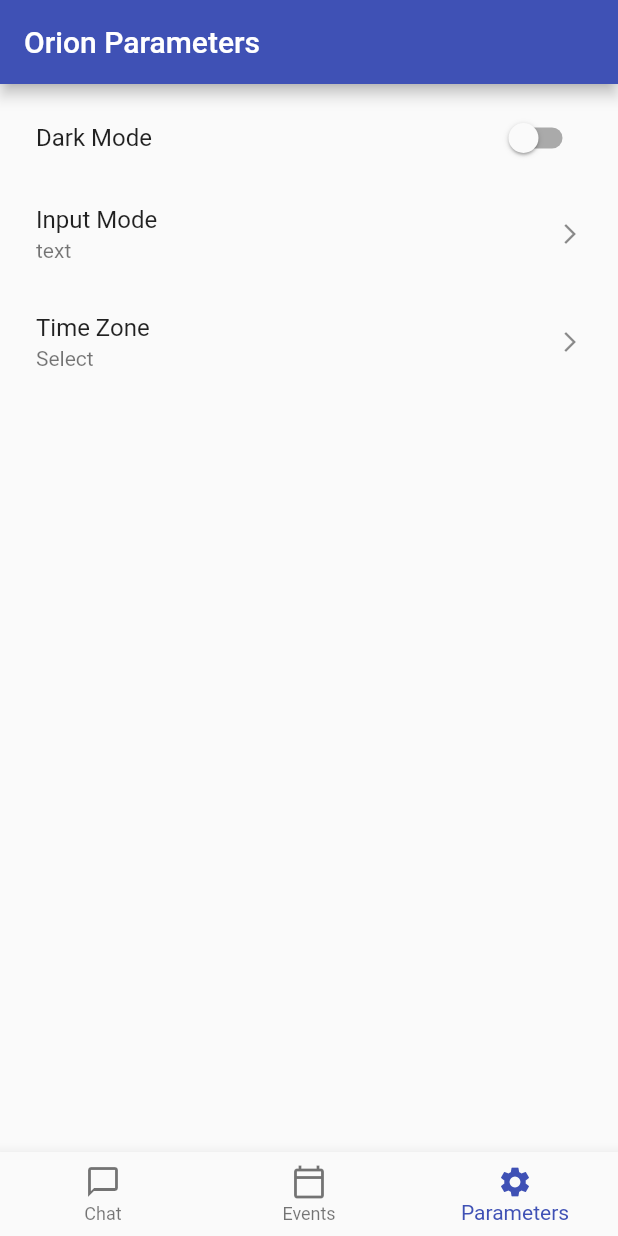
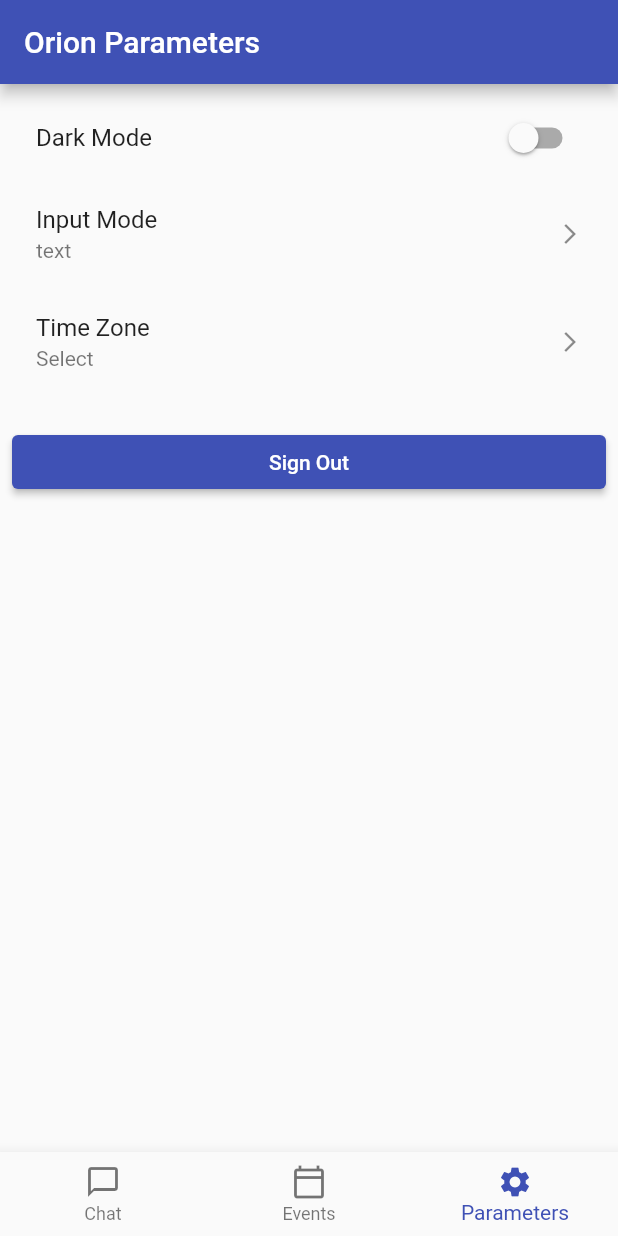
Before and after one commit to wilofice/orion_ai, a Flutter app: the ParametersScreen screen opened by its route, on a phone screen of 412 x 824 dp. Run offline on Flutter 3.47's test engine with Material 3 defaults, Android fonts, the phone set to English and light mode, and no system bars; our stand-ins replace connectivity_plus, firebase_auth, firebase_core, flutter_dotenv, flutter_secure_storage, go_router and 4 more; missing offline and left inert: flutter_web_auth_2, record; accounts and stored records are empty.

Commit message:
feat(preferences): add sign out button and hide voice position when text

```diff
--- a/lib/src/preferences/parameters_screen.dart
+++ b/lib/src/preferences/parameters_screen.dart
@@ -91,7 +91,7 @@ class _ParametersScreenState extends State<ParametersScreen> {
                       }
                     },
                   ),
-                  if (prefs.inputMode == InputMode.both || prefs.inputMode == InputMode.voice)
+                  if (prefs.inputMode != InputMode.text)
                     ListTile(
                       title: const Text('Voice Button Position'),
                       subtitle: Text(prefs.voiceButtonPosition.name),
@@ -152,10 +152,16 @@ class _ParametersScreenState extends State<ParametersScreen> {
                       subtitle: Text(prefs.daysOff.join(', ')),
                     ),
                   const SizedBox(height: 20),
-                  if (!context.watch<AuthProvider>().isAuthenticated)
+                  if (context.watch<AuthProvider>().isAuthenticated)
                     ElevatedButton(
-                      onPressed: () => context.go('/login'),
-                      child: const Text('Login'),
+                      onPressed: () async {
+                        await context.read<AuthProvider>().signOut();
+                        await context.read<AuthProvider>().clearBackendAuth();
+                        if (mounted) {
+                          context.go('/login');
+                        }
+                      },
+                      child: const Text('Sign Out'),
                     ),
                 ],
               ),
```
